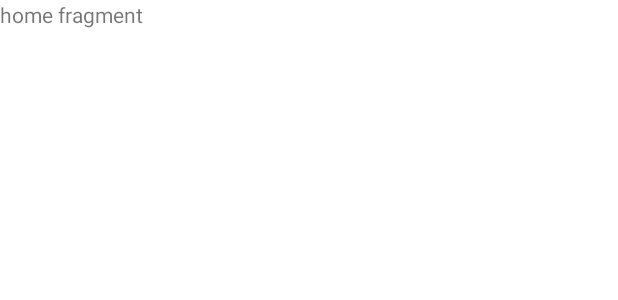
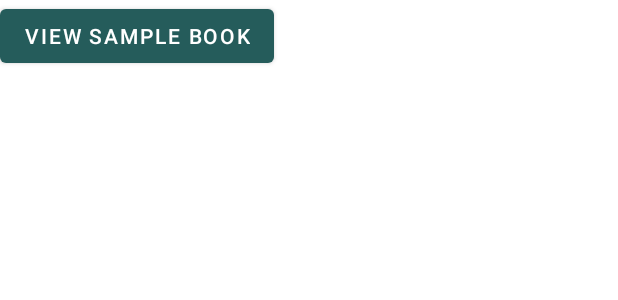
Before and after one commit to Negarnbkhti42/mobile-programming-HW2, an Android app: the layout fragment_home.xml on its own in the app's theme, with its tools: preview values and no code run, on a phone screen of 412 x 824 dp. Shown: the top 300 px of the screen. Run offline under Robolectric (Android 15) with nearby library versions, the phone set to English and light mode, and no system bars.

Commit message:
Change home fragment content

```diff
--- a/app/src/main/res/layout/fragment_home.xml
+++ b/app/src/main/res/layout/fragment_home.xml
@@ -3,11 +3,13 @@
     xmlns:tools="http://schemas.android.com/tools"
     android:layout_width="match_parent"
     android:layout_height="match_parent"
+    android:orientation="vertical"
     tools:context=".FavoriteFragment">
 
-    <TextView
-        android:layout_width="match_parent"
-        android:layout_height="match_parent"
-        android:text="@string/home_fragment" />
+    <Button
+        android:id="@+id/btn_view_sample_book"
+        android:layout_width="wrap_content"
+        android:layout_height="wrap_content"
+        android:text="view sample book" />
 
 </FrameLayout>
```
Also changed, not shown: app/src/main/java/com/example/bookshelf/HomeFragment.java (+18 -0 lines).
